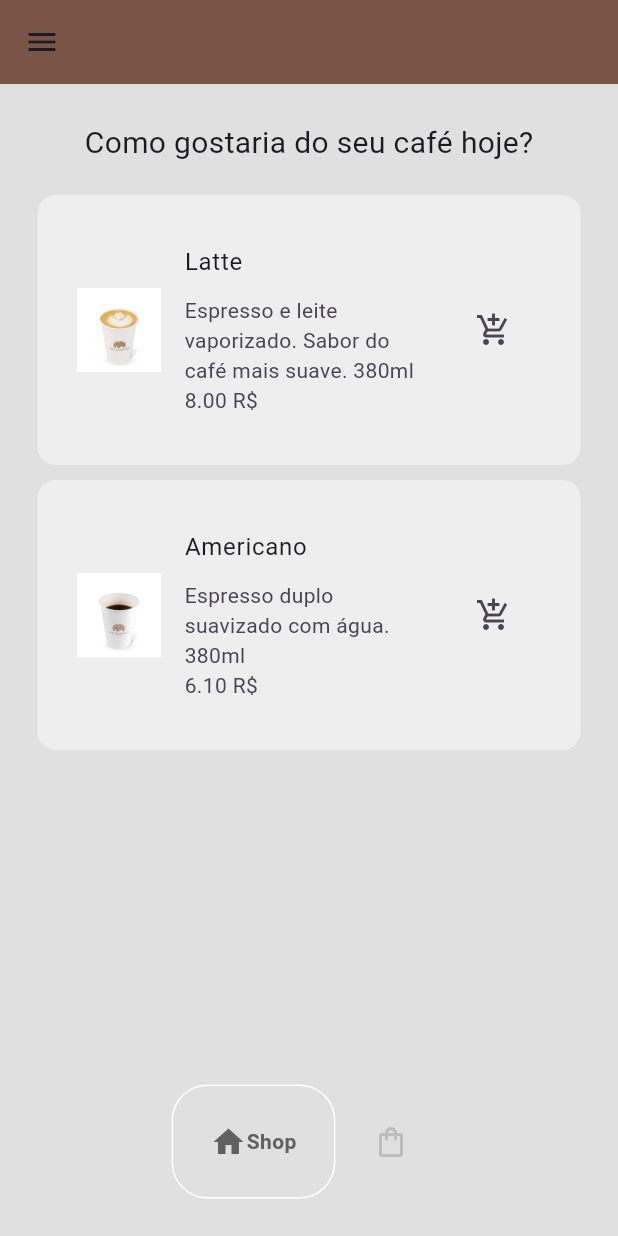
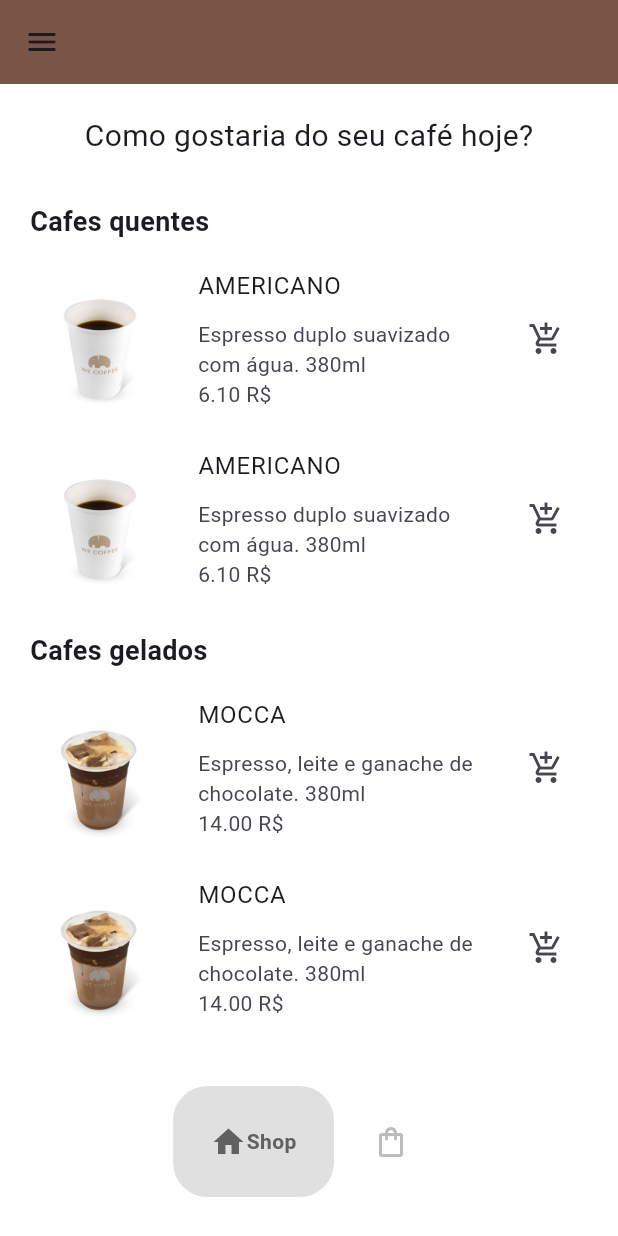
Before and after one commit to MarcosPrintes001/CoffeeHouse, a Flutter app: the screen it shows once a user with an empty profile is signed in, on a phone screen of 412 x 824 dp. Run offline on Flutter 3.47's test engine with Material 3 defaults, Android fonts, the light colour scheme and no system bars; drawn by our look-alikes of google_nav_bar; our stand-ins replace firebase_auth, firebase_core; accounts and stored records are empty; network calls fail.

Commit message:
adicionando divisão seções

```diff
--- a/lib/components/coffee_tile.dart
+++ b/lib/components/coffee_tile.dart
@@ -18,26 +18,39 @@ class CoffeeTile extends StatelessWidget {
   Widget build(BuildContext context) {
     return Container(
       decoration: BoxDecoration(
-        color: Colors.grey[200],
+        color: Colors.white,
         borderRadius: BorderRadius.circular(12),
       ),
       margin: const EdgeInsets.only(bottom: 10),
-      padding: const EdgeInsets.symmetric(vertical: 25, horizontal: 10),
       child: ListTile(
         title: Text(coffee.name),
         subtitle: Column(
-          mainAxisAlignment: MainAxisAlignment.start,
           crossAxisAlignment: CrossAxisAlignment.start,
           children: [
             const SizedBox(height: 10),
-            Text(coffee.description),
+            Row(
+              children: [
+                Flexible(
+                  child: Text(
+                    coffee.description,
+                    overflow: TextOverflow.clip,
+                  ),
+                ),
+              ],
+            ),
             Text("${coffee.price}0 R\$ "),
           ],
         ),
-        leading: Image.asset(
-                  coffee.imgPath,
-                  fit: BoxFit.cover,
-                ),
+        leading: SizedBox(
+          width: 100, // Defina a largura desejada
+          height: 100, // Defina a altura desejada
+          child: FittedBox(
+            fit: BoxFit.cover,
+            child: Image.asset(
+              coffee.imgPath,
+            ),
+          ),
+        ),
         trailing: IconButton(
           onPressed: onPressed,
           icon: icon,
--- a/lib/models/coffee_shop.dart
+++ b/lib/models/coffee_shop.dart
@@ -4,21 +4,83 @@ import 'package:flutter/material.dart';
 class CoffeeShop extends ChangeNotifier {
   //coffee for sale Lis
   final List<Coffee> _shop = [
-    //black coffee
+
+    //hot coffee
     Coffee(
-      name: "Latte",
+      name: "LATTE",
       price: 8.00,
-      description: "Espresso e leite vaporizado. Sabor do café mais suave. 380ml",
+      description:
+          "Espresso e leite vaporizado. Sabor do café mais suave. 380ml",
       imgPath: "assets/coffee/cafe-quente/latte.png",
     ),
-
-     Coffee(
-      name: "Americano",
+    Coffee(
+      name: "AMERICANO",
       price: 6.10,
       description: "Espresso duplo suavizado com água. 380ml",
       imgPath: "assets/coffee/cafe-quente/americano.png",
     ),
 
+    //cold coffee
+    Coffee(
+      name: "DULCE DI LATTE",
+      price: 12.00,
+      description:
+          "Bebida gelada à base de café, leite integral e doce de leite argentino. 380ml",
+      imgPath: "assets/coffee/cafe-gelado/dulce-di-latte.jpg",
+    ),
+    Coffee(
+      name: "MOCCA",
+      price: 14.00,
+      description: "Espresso, leite e ganache de chocolate. 380ml",
+      imgPath: "assets/coffee/cafe-gelado/mocha.png",
+    ),
+
+    //vegan drinks
+    Coffee(
+      name: "CHOCOMANGO",
+      price: 16.00,
+      description:
+          "Bebida com leite de aveia, ovomaltine em pó, cacau em pó, chantilly vegetal e suco de manga. 380ml",
+      imgPath: "assets/coffee/bebidas-veganas/chocomango.jpg",
+    ),
+    Coffee(
+      name: "LATTE-AVEIA",
+      price: 12.00,
+      description:
+          "Espresso e leite vaporizado. Sabor do café mais suave. 380ml",
+      imgPath: "assets/coffee/bebidas-veganas/latte-aveia.png",
+    ),
+
+    //milk shakes
+    Coffee(
+      name: "COFFEE SHAKE",
+      price: 18.00,
+      description:
+          "Shake de café espresso com sorvete, finalizado com chantilly, calda de caramelo e chocolate. 380ml",
+      imgPath: "assets/coffee/milk-shakes/coffee-shake-shake.jpg",
+    ),
+    Coffee(
+      name: "BLUEBERRY SHAKE",
+      price: 16.00,
+      description:
+          "Shake de blueberry com sorvete, finalizado com chantilly, blueberry e pó de blueberry. 460ml",
+      imgPath: "assets/coffee/milk-shakes/blueberry-shake-shake.png",
+    ),
+
+    //breads
+    Coffee(
+      name: "CROISSANT CHOCO AMÊNDOA",
+      price: 9.00,
+      description:
+          "Croissant com creme frangipane e creme de avelã, finalizado com amêndoas laminadas.",
+      imgPath: "assets/coffee/paes/croissant-choco-amendoa.png",
+    ),
+    Coffee(
+      name: "CROISSANT TRADICIONAL",
+      price: 6.00,
+      description: "Massa folhada à base de manteiga francesa.",
+      imgPath: "assets/coffee/paes/croissant-tradicional.png",
+    ),
   ];
 
   //user cart
--- a/lib/pages/cart.dart
+++ b/lib/pages/cart.dart
@@ -49,7 +49,7 @@ class _CartPageState extends State<CartPage> {
               Image(
                 image: ResizeImage(
                   AssetImage(
-                    ('assets/coffees/coffee-shop.png'),
+                    ('assets/banners/coffee-shop.png'),
                   ),
                   height: 30,
                   width: 30,
@@ -86,7 +86,7 @@ class _CartPageState extends State<CartPage> {
     */
   }
 
-  double CalcTotal(userCart) {
+  double calcTotal(userCart) {
     double total = 0;
     for (Coffee coffee
         in Provider.of<CoffeeShop>(context, listen: false).userCart) {
@@ -133,7 +133,7 @@ class _CartPageState extends State<CartPage> {
               Row(
                 crossAxisAlignment: CrossAxisAlignment.start,
                 children: [
-                  Text("Total: ${CalcTotal(value.userCart)}0",
+                  Text("Total: ${calcTotal(value.userCart)}0",
                       style: const TextStyle(fontSize: 20)),
                 ],
               ),
--- a/lib/pages/home.dart
+++ b/lib/pages/home.dart
@@ -1,7 +1,6 @@
 import 'package:coffee_house/components/bottom_nav_bar.dart';
 import 'package:coffee_house/pages/cart.dart';
 import 'package:coffee_house/pages/shop.dart';
-import 'package:coffee_house/utils/constans.dart';
 import 'package:firebase_auth/firebase_auth.dart';
 import 'package:flutter/material.dart';
 
@@ -65,7 +64,7 @@ class _HomePageState extends State<HomePage> {
         ),
       ),
 
-      backgroundColor: backGroundColor,
+      backgroundColor: Colors.white,
       appBar: AppBar(
         backgroundColor: Colors.brown,
       ),
--- a/lib/pages/shop.dart
+++ b/lib/pages/shop.dart
@@ -12,7 +12,6 @@ class ShopPage extends StatefulWidget {
 }
 
 class _ShopPageState extends State<ShopPage> {
-
   void addToCart(Coffee coffee) {
     //add to cart
     Provider.of<CoffeeShop>(context, listen: false).addItemToCart(coffee);
@@ -28,30 +27,50 @@ class _ShopPageState extends State<ShopPage> {
   @override
   Widget build(BuildContext context) {
     return Consumer<CoffeeShop>(
-      builder: (context, value, child) => SafeArea(
-        child: Padding(
-          padding: const EdgeInsets.all(25),
+      builder: (context, value, child) {
+        final coffeeList = value.coffeeShop;
+        return SafeArea(
           child: Column(
             children: [
-              //Heading message
+              const SizedBox(
+                height: 20,
+              ),
+              // Heading message
               const Text(
                 "Como gostaria do seu café hoje?",
                 style: TextStyle(fontSize: 20),
               ),
-
               const SizedBox(
                 height: 20,
               ),
-
-              //List of coffees
+              // List of coffees
               Expanded(
                 child: ListView.builder(
-                  itemCount: value.coffeeShop.length,
+                  itemCount: coffeeList.length +
+                      (coffeeList.length ~/ 2), // Adjust for headers
                   itemBuilder: (context, index) {
-                    //get individual coffee
-                    Coffee eachCoffee = value.coffeeShop[index];
 
-                    //return de tilefor this coffee
+                    if (index % 3 == 0) {
+                      // Return header
+                      return Padding(
+                        padding: const EdgeInsets.symmetric(vertical: 10),
+                        child: Row(
+                          children: [
+                            const SizedBox(width: 20),
+                            Text(
+                              getHeaderForIndex(index),
+                              style: const TextStyle(
+                                fontSize: 18,
+                                fontWeight: FontWeight.bold,
+                              ),
+                            ),
+                          ],
+                        ),
+                      );
+                    } else {
+                      // Return coffee item
+                      final coffeeIndex = index - ((index + 1) ~/ 3);
+                      Coffee eachCoffee = coffeeList[coffeeIndex];
                       return CoffeeTile(
                         coffee: eachCoffee,
                         onPressed: () => addToCart(eachCoffee),
@@ -59,13 +78,29 @@ class _ShopPageState extends State<ShopPage> {
                           Icons.add_shopping_cart,
                         ),
                       );
+                    }
                   },
                 ),
               ),
             ],
           ),
-        ),
-      ),
+        );
+      },
     );
   }
+
+  // Function to determine the header based on index
+  String getHeaderForIndex(int index) {
+    if (index ~/ 3 == 0) {
+      return "Cafes quentes";
+    } else if (index ~/ 3 == 1) {
+      return "Cafes gelados";
+    } else if (index ~/ 3 == 2) {
+      return "Veganos";
+    } else if (index ~/ 3 == 3) {
+      return "Milk Shakes";
+    } else {
+      return "Pães";
     }
+  }
+}
```
Also changed, not shown: pubspec.yaml (+10 -1 lines). Lines whose indentation alone changed are shown as unchanged.
